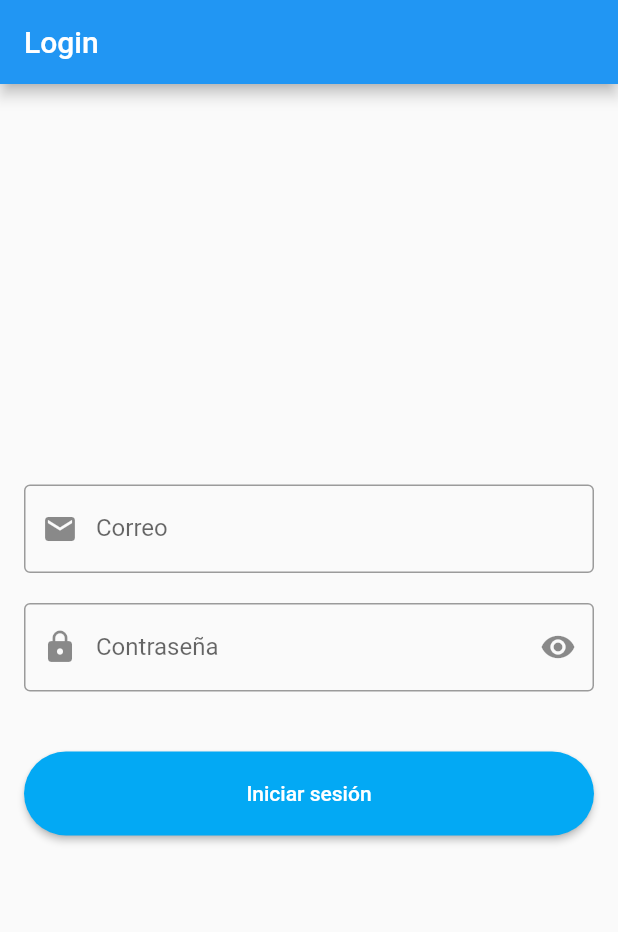
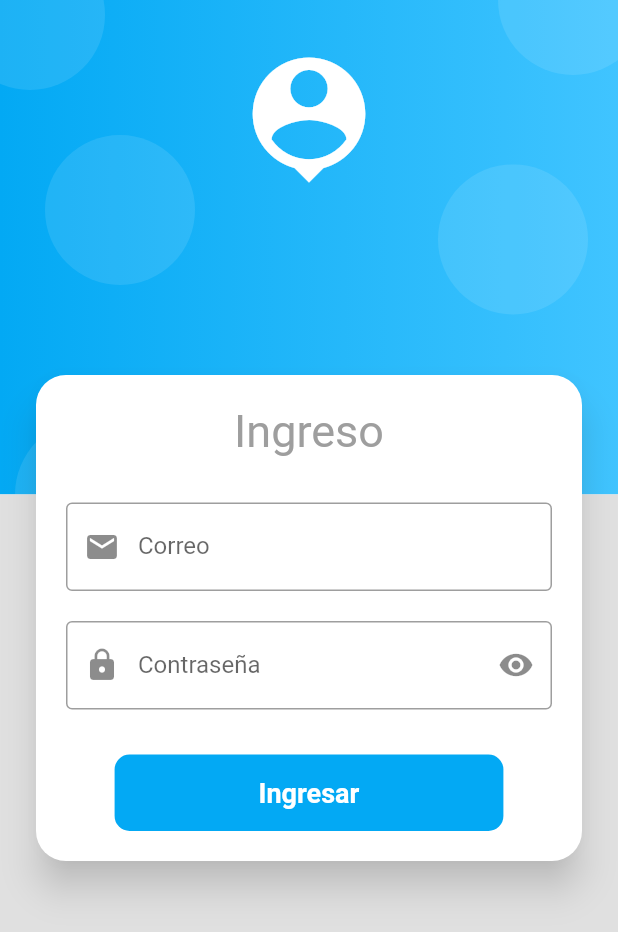
Before and after one commit to shura1981/taller8, a Flutter app: the screen it shows after launch, on a phone screen of 412 x 824 dp. Shown: the top 932 px of the screen. Run offline on Flutter 3.47's test engine with Material 2 defaults, Android fonts, the phone set to English and light mode, and no system bars; our stand-ins replace dio, jwt_decoder, shared_preferences.

Commit message:
creado botón material

```diff
--- a/lib/providers/theme.dart
+++ b/lib/providers/theme.dart
@@ -4,12 +4,27 @@ import 'package:flutter/material.dart';
 
 class ThemeChanger with ChangeNotifier {
   ThemeData? currentTheme;
-  static ThemeData light= ThemeData.light().copyWith(primaryColor: Colors.lightBlue);
-  static ThemeData dark= ThemeData.dark().copyWith(primaryColor: const Color.fromARGB(255, 3, 244, 148),
-  navigationBarTheme: const NavigationBarThemeData(backgroundColor: Color.fromARGB(255, 3, 244, 148)) );
+  static ThemeData light = ThemeData.light().copyWith(
+      primaryColor: Colors.lightBlue,
+      colorScheme: const ColorScheme.light(
+        primary: Colors.lightBlue,
+        secondary: Colors.lightBlueAccent,
+      ),
+      primaryColorLight: Colors.lightBlueAccent,
+      canvasColor: Colors.grey[300],
+      brightness: Brightness.light);
+  static ThemeData dark = ThemeData.dark().copyWith(
+      primaryColor: Colors.lightGreen,
+      primaryColorDark: Colors.lightGreenAccent,
+      colorScheme: const ColorScheme.dark(
+        primary: Colors.lightGreen,
+        secondary: Colors.lightGreenAccent,
+      ),
+      canvasColor: const Color.fromARGB(255, 105, 105, 105),
+      brightness: Brightness.dark);
 
   ThemeChanger({required bool isDarkMode})
-      : currentTheme = isDarkMode ? dark: light;
+      : currentTheme = isDarkMode ? dark : light;
 
   void setLightMode() {
     currentTheme = light;
--- a/lib/screens/login.dart
+++ b/lib/screens/login.dart
@@ -5,39 +5,96 @@ import 'package:taller8/screens/home.dart';
 import 'package:taller8/services/authentication_service.dart';
 import 'package:taller8/share_preferences/preferences.dart';
 import 'package:taller8/utils/helpers.dart';
+import 'package:taller8/widgets/widget.dart';
 
 import '../providers/login.dart';
 
 class LoginScreen extends StatelessWidget {
   static String name = 'LoginScreen';
+  final formKey = GlobalKey<FormState>();
+  final space = 30.0;
+  LoginScreen({super.key});
 
-  const LoginScreen({super.key});
+  Future<void> onPressed(BuildContext context) async {
+    //0cultar teclado
+    FocusScope.of(context).unfocus();
+
+    if (!formKey.currentState!.validate()) {
+      return;
+    }
+    formKey.currentState!.save();
+
+    try {
+      showLoadingDialog(context);
+      ResponseLogin? loginResponse = await ApiService.loginUser(
+          context.read<LoginModel>().email,
+          context.read<LoginModel>().password);
+      final token = loginResponse.data.jsontoken;
+      Preferences.setJwtLogin(token).then((value) {
+        Navigator.pushReplacementNamed(context, MyHomePage.name);
+      });
+    } on Exception catch (e) {
+      mostrarError(context, ApiService.handleError(e));
+    } finally {
+      Navigator.pop(context);
+    }
+  }
+
   @override
   Widget build(BuildContext context) {
     return Scaffold(
-      appBar: AppBar(title: const Text('Login')),
-      body: Padding(
-        padding: const EdgeInsets.all(16.0),
-        child: LayoutBuilder(builder: (context, constraints) {
+      // appBar: AppBar(title: const Text('Login')),
+      body: Stack(
+        children: [
+          const FondoLogo(),
+          LayoutBuilder(builder: (context, constraints) {
             double maxWidth = getMaxWidth(context);
             return Center(
               child: Container(
-              constraints: BoxConstraints(maxWidth: maxWidth),
+                constraints: BoxConstraints(maxWidth: maxWidth - 40),
+                child: Card(
+                  elevation: 10,
+                  shadowColor: const Color.fromARGB(100, 51, 51, 51),
+                  shape: RoundedRectangleBorder(
+                    borderRadius: BorderRadius.circular(20),
+                  ),
+                  child: Padding(
+                    padding: const EdgeInsets.symmetric(
+                        horizontal: 20, vertical: 20),
+                    child: Form(
+                      key: formKey,
                       child: Column(
                         crossAxisAlignment: CrossAxisAlignment.center,
                         mainAxisAlignment: MainAxisAlignment.center,
+                        mainAxisSize: MainAxisSize.min,
                         children: [
-                  Consumer<LoginModel>(builder: (context, model, child) {
-                    return TextField(
+                          const Text(
+                            'Ingreso',
+                            style: TextStyle(
+                                color: Colors.grey,
+                                fontSize: 30,
+                                fontWeight: FontWeight.w400),
+                          ),
+                          SizedBox(height: space),
+                          Consumer<LoginModel>(
+                              builder: (context, model, child) {
+                            return TextFormField(
                               onChanged: (value) {
                                 model.setEmail(value);
                               },
-                      onSubmitted: (value) {
-                        model.setEmail(value);
+                              validator: (value) {
+                                if (value!.isEmpty) {
+                                  return 'El correo no puede estar vacío';
+                                }
+                                if (!model.validateEmail()) {
+                                  return 'El correo no es válido';
+                                }
+                                return null;
                               },
-                      controller: TextEditingController(text: model.email)
-                        ..selection =
-                            TextSelection.collapsed(offset: model.email.length),
+                              controller:
+                                  TextEditingController(text: model.email)
+                                    ..selection = TextSelection.collapsed(
+                                        offset: model.email.length),
                               keyboardType: TextInputType.emailAddress,
                               textInputAction: TextInputAction.done,
                               decoration: InputDecoration(
@@ -55,21 +112,24 @@ class LoginScreen extends StatelessWidget {
                           }),
                           const SizedBox(height: 20),
                           Consumer<LoginModel>(builder: (_, model, __) {
-                    return TextField(
-                      onChanged: (value) {
-                        context.read<LoginModel>().setPassword(value);
+                            return TextFormField(
+                              onSaved: (value) {
+                                context.read<LoginModel>().setPassword(value!);
                               },
-                      onSubmitted: (value) {
-                        context.read<LoginModel>().setPassword(value);
+                              validator: (value) {
+                                if (value!.isEmpty) {
+                                  return 'La contraseña no puede estar vacía';
+                                }
+                                if (!model.validatePassWord(value)) {
+                                  return 'La contraseña debe tener al menos 5 caracteres y un \ncarácter especial';
+                                }
+                                return null;
                               },
                               obscureText: model.isObscure,
                               decoration: InputDecoration(
                                   border: const OutlineInputBorder(),
                                   labelText: 'Contraseña',
                                   prefixIcon: const Icon(Icons.lock),
-                          errorText: !model.isValidPassword()
-                              ? 'La contraseña es requerida: ${model.isValidPassword()}'
-                              : null,
                                   suffixIcon: IconButton(
                                       onPressed: () {
                                         context
@@ -81,8 +141,38 @@ class LoginScreen extends StatelessWidget {
                                           : Icons.visibility_off))),
                             );
                           }),
-                  const SizedBox(height: 40),
-                  ElevatedButton(
+                          SizedBox(height: space),
+                          // ButtonElevated( onPressed: () => onPressed(context),formKey: formKey),
+                          Button(
+                            onPressed: () => onPressed(context),
+                            text: 'Ingresar',
+                          ),
+                        ],
+                      ),
+                    ),
+                  ),
+                ),
+              ),
+            );
+          }),
+        ],
+      ),
+    );
+  }
+}
+
+class ButtonElevated extends StatelessWidget {
+  const ButtonElevated({
+    super.key,
+    required this.formKey,
+    this.onPressed,
+  });
+  final void Function()? onPressed;
+  final GlobalKey<FormState> formKey;
+
+  @override
+  Widget build(BuildContext context) {
+    return ElevatedButton(
       style: ButtonStyle(
         minimumSize: MaterialStateProperty.all(
           const Size(double.infinity, 20),
@@ -92,44 +182,14 @@ class LoginScreen extends StatelessWidget {
             borderRadius: BorderRadius.circular(50),
           ),
         ),
-                      backgroundColor: MaterialStateProperty.all(
-                          Theme.of(context).primaryColor),
+        backgroundColor:
+            MaterialStateProperty.all(Theme.of(context).colorScheme.primary),
         padding: MaterialStateProperty.all(
-                        const EdgeInsets.symmetric(
-                            horizontal: 20, vertical: 20),
+          const EdgeInsets.symmetric(horizontal: 20, vertical: 20),
         ),
       ),
-                    onPressed: () async {
-                      final provider =
-                          Provider.of<LoginModel>(context, listen: false);
-                        bool validatePass=   provider.validatePassWord(provider.password);
-                        provider.setIsValidPassword(validatePass);
-
-                      try {
-                        showLoadingDialog(context);
-                        ResponseLogin? loginResponse =
-                            await ApiService.loginUser(
-                                context.read<LoginModel>().email,
-                                context.read<LoginModel>().password);
-                        final token = loginResponse.data.jsontoken;
-                        Preferences.setJwtLogin(token).then((value) {
-                          Navigator.pushReplacementNamed(
-                              context, MyHomePage.name);
-                        });
-                      } on Exception catch (e) {
-                        mostrarError(context, ApiService.handleError(e));
-                      } finally {
-                        Navigator.pop(context);
-                      }
-                    },
+      onPressed: onPressed,
       child: const Text('Iniciar sesión'),
-                  ),
-                ],
-              ),
-            ),
-          );
-        }),
-      ),
     );
   }
 }
--- a/lib/screens/myapp.dart
+++ b/lib/screens/myapp.dart
@@ -21,7 +21,8 @@ class MyApp extends StatelessWidget {
         MyHomePage.name: (context) => const MyHomePage(),
         ProfileScreen.name: (context) => const ProfileScreen(),
         ConfigScreen.name: (context) => ConfigScreen(),
-        LoginScreen.name: (context) => const LoginScreen(),
+        LoginScreen.name: (context) => LoginScreen(),
+        InputScreen.name: (context)=> const InputScreen()
       },
     );
   }
--- a/lib/screens/screens.dart
+++ b/lib/screens/screens.dart
@@ -3,3 +3,4 @@ export 'package:taller8/screens/myapp.dart';
 export 'package:taller8/screens/config.dart';
 export 'package:taller8/screens/profile.dart';
 export 'package:taller8/screens/login.dart';
+export 'package:taller8/screens/inputs.dart';
--- /dev/null
+++ b/lib/widgets/button.dart
@@ -0,0 +1,31 @@
+import 'package:flutter/material.dart';
+
+class Button extends StatelessWidget {
+  final void Function()? onPressed;
+  final String text;
+  const Button({super.key, this.onPressed, required this.text});
+
+  @override
+  Widget build(BuildContext context) {
+    return MaterialButton(
+      shape: RoundedRectangleBorder(
+        borderRadius: BorderRadius.circular(10),
+      ),
+      color: Theme.of(context).colorScheme.primary,
+      disabledColor: Theme.of(context).colorScheme.primary.withOpacity(0.5),
+      elevation: 0,
+      onPressed: onPressed,
+      child: Container(
+        padding: const EdgeInsets.symmetric(horizontal: 80, vertical: 15),
+        child: Text(
+          text,
+          style: const TextStyle(
+            color: Colors.white,
+            fontSize: 18,
+            fontWeight: FontWeight.bold,
+          ),
+        ),
+      ),
+    );
+  }
+}
--- /dev/null
+++ b/lib/widgets/fondo_login.dart
@@ -0,0 +1,68 @@
+import 'package:flutter/material.dart';
+
+class FondoLogo extends StatelessWidget {
+  const FondoLogo({super.key});
+
+  @override
+  Widget build(BuildContext context) {
+    double screenHeigth = MediaQuery.of(context).size.height;
+    return SingleChildScrollView(
+      child: Column(
+        children: [
+          Container(
+            height: screenHeigth * 0.4,
+            width: double.infinity,
+            decoration:  BoxDecoration(
+              gradient: LinearGradient(
+                colors: [
+                     Theme.of(context).colorScheme.primary,
+                  Theme.of(context).colorScheme.secondary,
+                ],
+              ),
+            ),
+            child: Stack(
+              children: [
+                SafeArea(
+                    child: Container(
+                  width: double.infinity,
+                  margin: const EdgeInsets.only(top: 30),
+                  child: const Icon(
+                    Icons.person_pin,
+                    color: Colors.white,
+                    size: 100,
+                  ),
+                )),
+                Positioned(top: 90, left: 30, child: _Bubble()),
+                Positioned(top: -40, left: -30, child: _Bubble()),
+                Positioned(top: -50, right: -20, child: _Bubble()),
+                Positioned(bottom: -50, left: 10, child: _Bubble()),
+                Positioned(bottom: 120, right: 20, child: _Bubble()),
+              ],
+            ),
+          ),
+          Container(
+            height: screenHeigth * 0.6,
+            decoration: BoxDecoration(
+              color: Theme.of(context).canvasColor,
+            ),
+            width: double.infinity,
+          )
+        ],
+      ),
+    );
+  }
+}
+
+class _Bubble extends StatelessWidget {
+  @override
+  Widget build(BuildContext context) {
+    return Container(
+      width: 100,
+      height: 100,
+      decoration: BoxDecoration(
+        color: Colors.white.withOpacity(.1),
+        borderRadius: const BorderRadius.all(Radius.circular(100)),
+      ),
+    );
+  }
+}
--- a/lib/widgets/widget.dart
+++ b/lib/widgets/widget.dart
@@ -1,2 +1,4 @@
 export 'package:taller8/widgets/menu.dart';
 export 'package:taller8/widgets/drawerheader.dart';
+export 'package:taller8/widgets/fondo_login.dart';
+export 'package:taller8/widgets/button.dart';
```
Also changed, not shown: lib/providers/login.dart (+16 -0 lines), lib/screens/inputs.dart (added, +85 -0 lines). Lines whose indentation alone changed are shown as unchanged.
